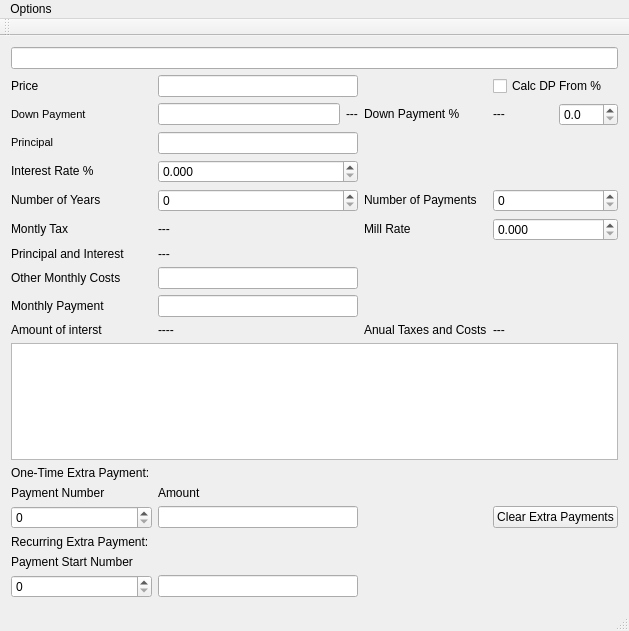
Before: the Qt Designer form mainwindow.ui in themattkerr/Mortgage_Calculator, drawn with Qt 5.
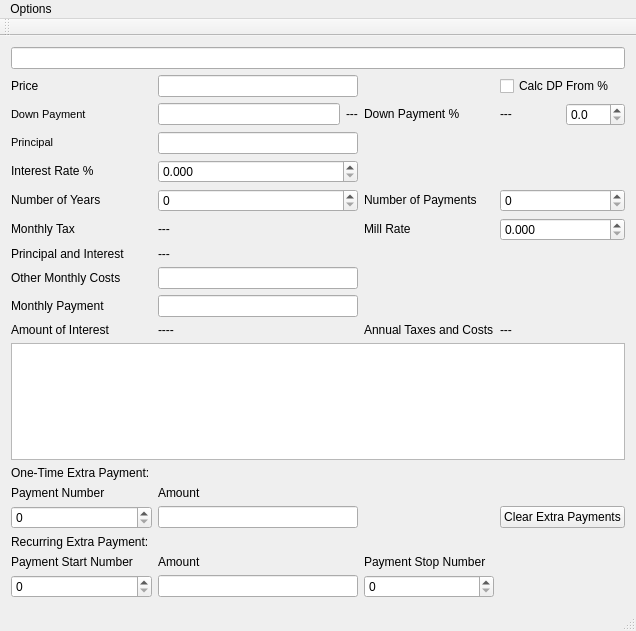
After: the same form once the commit is applied.

```diff
--- a/mainwindow.ui
+++ b/mainwindow.ui
@@ -222,7 +222,7 @@
        </sizepolicy>
       </property>
       <property name="text">
-       <string>Montly Tax</string>
+       <string>Monthly Tax</string>
       </property>
       <property name="textFormat">
        <enum>Qt::RichText</enum>
@@ -297,7 +297,7 @@
        </sizepolicy>
       </property>
       <property name="text">
-       <string>Amount of interst</string>
+       <string>Amount of Interest</string>
       </property>
       <property name="textFormat">
        <enum>Qt::RichText</enum>
@@ -364,7 +364,7 @@
        </sizepolicy>
       </property>
       <property name="text">
-       <string>Anual Taxes and Costs</string>
+       <string>Annual Taxes and Costs</string>
       </property>
       <property name="textFormat">
        <enum>Qt::RichText</enum>
@@ -434,6 +434,23 @@
       </property>
      </widget>
     </item>
+    <item row="18" column="2">
+     <widget class="QSpinBox" name="spinBoxRecurringExtraStop"/>
+    </item>
+    <item row="17" column="2">
+     <widget class="QLabel" name="labelRecurringExtraStopNum">
+      <property name="text">
+       <string>Payment Stop Number</string>
+      </property>
+     </widget>
+    </item>
+    <item row="17" column="1">
+     <widget class="QLabel" name="label_RecurringAmount">
+      <property name="text">
+       <string>Amount</string>
+      </property>
+     </widget>
+    </item>
    </layout>
   </widget>
   <widget class="QMenuBar" name="menuBar">
```
